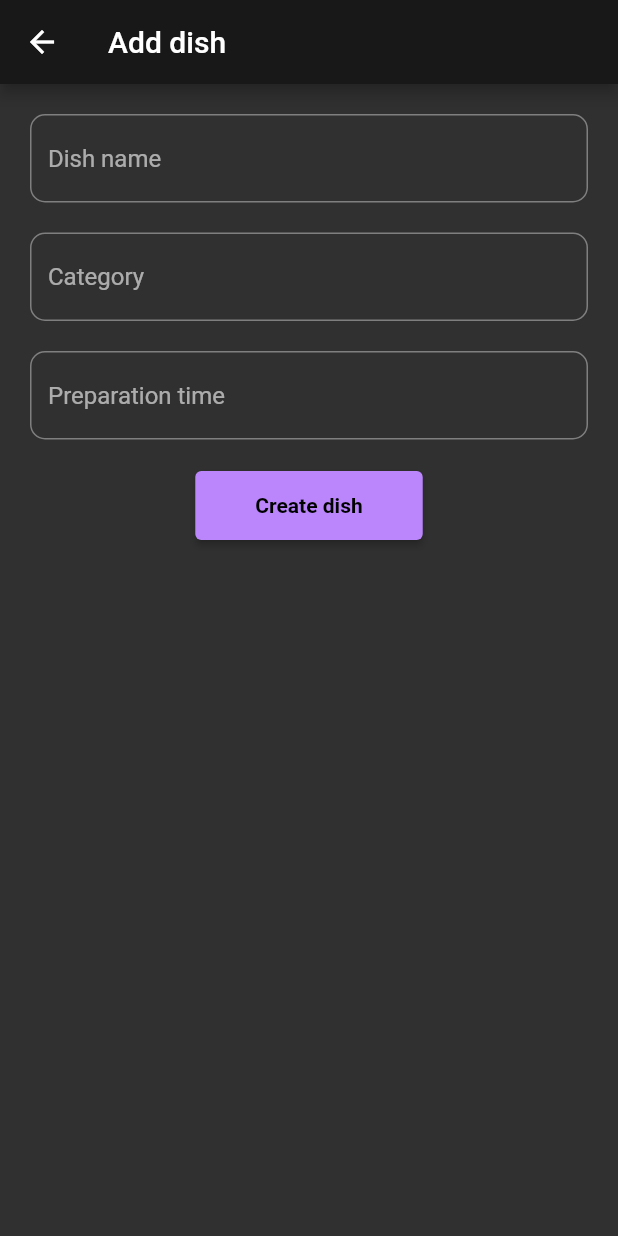
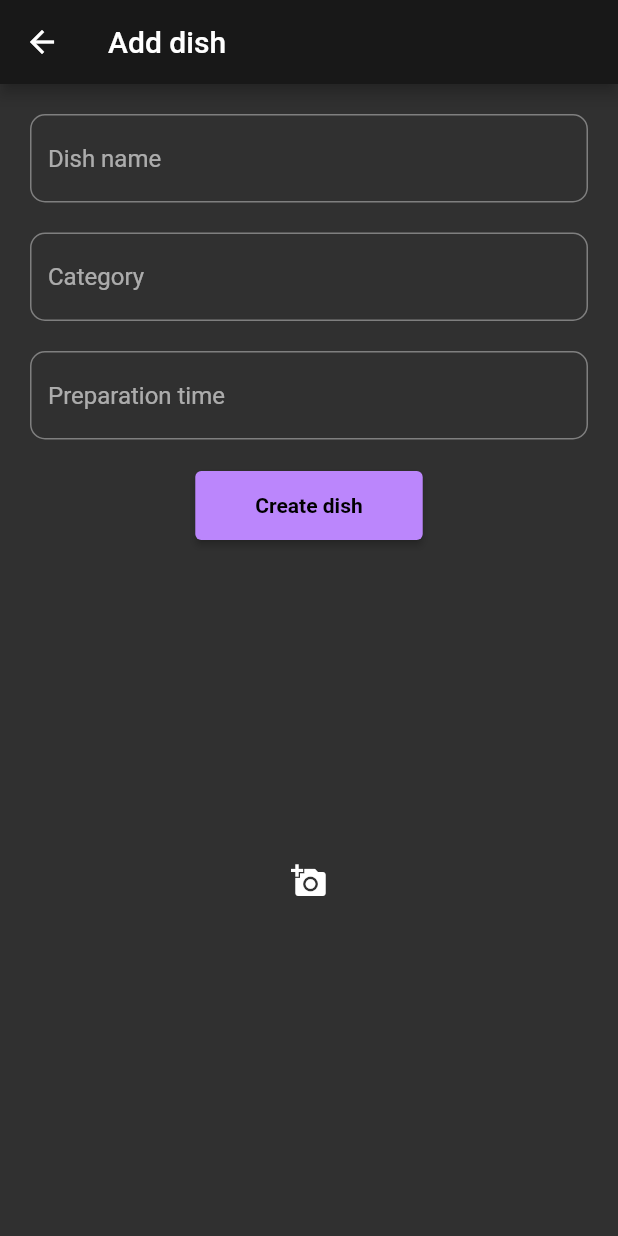
Before and after one commit to riddick-boss/cooking_app_flutter, a Flutter app: the AddDishScreen screen opened by its route, on a phone screen of 412 x 824 dp. Run offline on Flutter 3.47's test engine with Material 2 defaults, Android fonts, the phone set to English and light mode, and no system bars; our stand-ins replace cloud_firestore, email_validator, firebase_auth, firebase_core, firebase_storage, freezed_annotation and 4 more; accounts and stored records are empty; generated files the repository leaves out were written again.

Commit message:
choosing photo added

```diff
--- /dev/null
+++ b/lib/core/domain/infrastructure/permissions/permissions_manager.dart
@@ -0,0 +1,4 @@
+abstract class PermissionsManager {
+
+  Future<bool> get arePhotosPermissionsGranted;
+}
--- a/lib/di/firebase/firebase_module.dart
+++ b/lib/di/firebase/firebase_module.dart
@@ -1,5 +1,6 @@
 import 'package:cloud_firestore/cloud_firestore.dart';
 import 'package:firebase_auth/firebase_auth.dart';
+import 'package:firebase_storage/firebase_storage.dart';
 import 'package:injectable/injectable.dart';
 
 @module
@@ -9,4 +10,7 @@ abstract class FirebaseModule {
 
   @lazySingleton
   FirebaseFirestore get fireStore => FirebaseFirestore.instance;
+
+  @lazySingleton
+  FirebaseStorage get firebaseStorage => FirebaseStorage.instance;
 }
--- a/lib/features/add_dish/presentation/add_dish_screen.dart
+++ b/lib/features/add_dish/presentation/add_dish_screen.dart
@@ -1,6 +1,11 @@
+import 'package:cooking_app_flutter/core/domain/infrastructure/permissions/permissions_manager.dart';
+import 'package:cooking_app_flutter/core/domain/presentation/widget/platform_aware_image.dart';
 import 'package:cooking_app_flutter/di/cooking_app_injection.dart';
 import 'package:cooking_app_flutter/features/add_dish/presentation/add_dish_vm.dart';
 import 'package:flutter/material.dart';
+import 'package:image_picker/image_picker.dart';
+
+//TODO: reformat
 
 class AddDishScreen extends StatefulWidget {
   const AddDishScreen({super.key});
@@ -16,6 +21,22 @@ class _AddDishScreenState extends State<AddDishScreen> {
   final _preparationTimeController = TextEditingController();
 
   final _viewModel = getIt<AddDishViewModel>();
+
+  final _permissionsManager = getIt<PermissionsManager>();
+  final _imagePicker = getIt<ImagePicker>();
+
+  XFile? _imageFile;
+
+  Future<void> onPickImageClicked() async {
+    if(!(await _permissionsManager.arePhotosPermissionsGranted)) {
+      return; //TODO
+    }
+
+    final pickedImage = await _imagePicker.pickImage(source: ImageSource.gallery);
+    setState(() {
+      _imageFile = pickedImage;
+    });
+  }
 
   Future<void> onCreateDishClicked() async {
     final dishName = _dishNameController.text;
@@ -99,8 +120,30 @@ class _AddDishScreenState extends State<AddDishScreen> {
                 ),
               ],
             ),
-          )
-        ],
+          ),
+              Expanded(
+                child: Stack(
+                  children: [
+                    Container(
+                      height: double.infinity,
+                      margin:
+                          const EdgeInsets.only(left: 20, right: 20, top: 10),
+                      child: ClipRRect(
+                        borderRadius: BorderRadius.circular(30),
+                        child: _imageFile != null
+                            ? PlatformAwareImage(imagePath: _imageFile!.path)
+                            : IconButton(
+                                onPressed: onPickImageClicked,
+                                icon: const Icon(
+                                  Icons.add_a_photo,
+                                ),
+                              ),
+                      ),
+                    )
+                  ],
+                ),
+              )
+            ],
       ),
     ),
   );
```
Also changed, not shown: lib/core/domain/presentation/widget/platform_aware_image.dart (added, +19 -0 lines), lib/core/infrastructure/permissions/permissions_manager_impl.dart (added, +16 -0 lines), lib/di/image_picker/image_picker_module.dart (added, +8 -0 lines), lib/di/permissions/permissions_manager_module.dart (added, +10 -0 lines), pubspec.yaml (+7 -1 lines), pubspec.lock, 1 other file.
